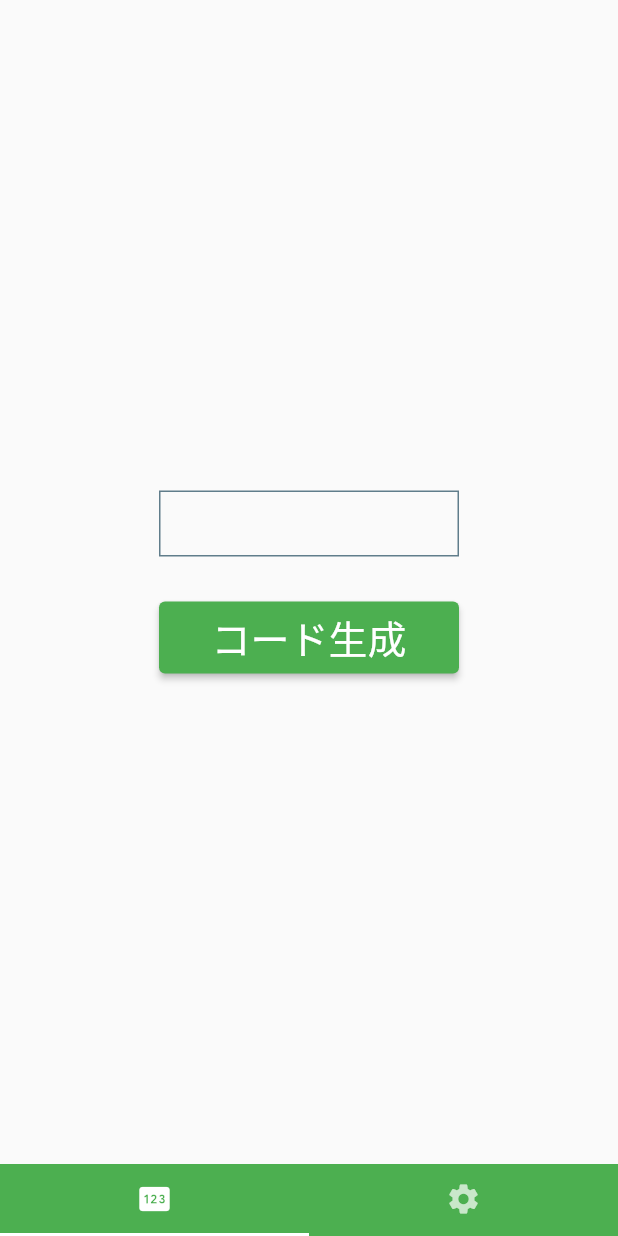
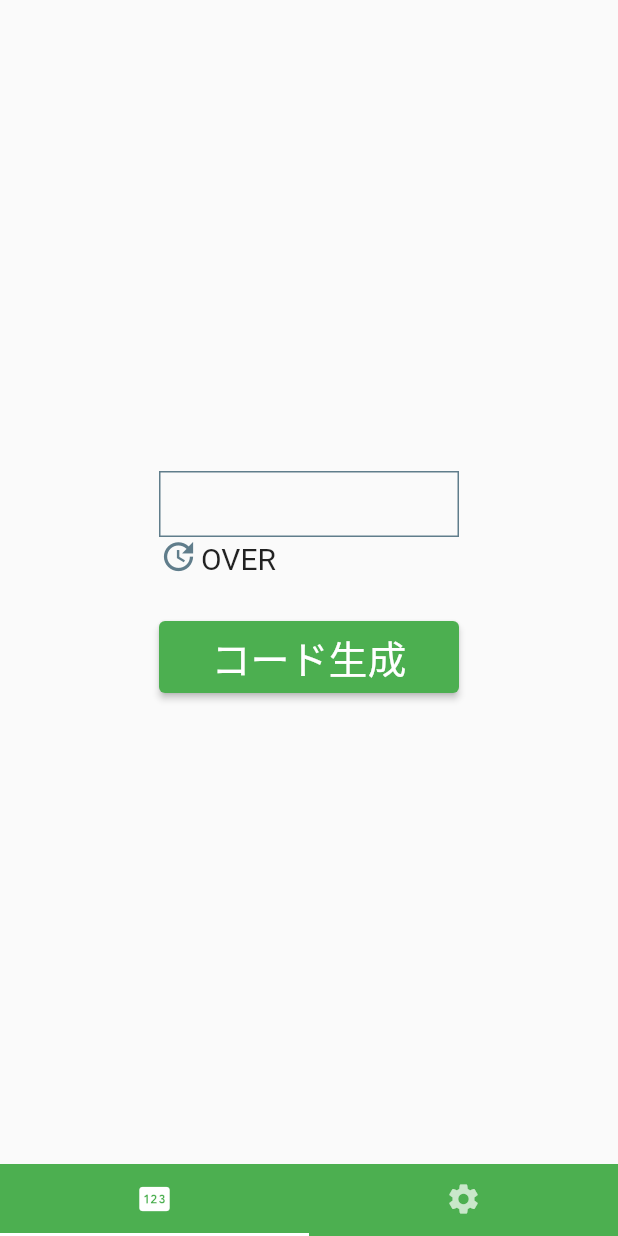
Before and after one commit to kuma0223/TotpGenerator, a Flutter app: the screen it shows after launch, on a phone screen of 412 x 824 dp. Run offline on Flutter 3.47's test engine with Material 2 defaults, Android fonts, the phone set to English and light mode, and no system bars; our stand-ins replace shared_preferences.

Commit message:
Add: パスワード期限カウントの表示追加

```diff
--- a/lib/generate_view.dart
+++ b/lib/generate_view.dart
@@ -1,3 +1,6 @@
+import 'dart:async';
+import 'dart:math';
+
 import 'package:flutter/material.dart';
 import 'package:totp_generator/classes/setting.dart';
 import 'package:totp_generator/classes/totp.dart';
@@ -10,7 +13,36 @@ class GenerateView extends StatefulWidget{
 }
 
 class _GenerateViewState extends State<GenerateView>{
-  var _generatedValue = "";
+  String _generatedValue = "";
+  DateTime? _generatedTime;
+  Timer? _timer;
+  int _limit = 0;
+
+  @override
+  void initState() {
+    super.initState();
+    _timer = Timer.periodic(const Duration(milliseconds: 500), timerTick);
+  }
+
+  @override
+  void dispose() {
+    _timer?.cancel();
+    super.dispose();
+  }
+
+  void timerTick(Timer timer){
+    if(_generatedValue.isEmpty) return;
+    var step = Setting.step;
+    var start = DateTime.fromMillisecondsSinceEpoch(_generatedTime!.millisecondsSinceEpoch ~/ 1000 ~/ step * step * 1000);
+    var span = DateTime.now().difference(start);
+    setState((){
+      _limit = max(Setting.step - span.inSeconds, 0);
+      if(_limit == 0){
+        _generatedValue = "";
+        //_generatedTime = null;
+      }
+    });
+  }
 
   void _generateCode(){
     setState((){
@@ -18,7 +50,9 @@ class _GenerateViewState extends State<GenerateView>{
         key: Setting.key, keyType: Setting.keyType,
         length: Setting.length, step: Setting.step);
       try{
-        _generatedValue = gen.generate(DateTime.now());
+        var now = DateTime.now();
+        _generatedValue = gen.generate(now);
+        _generatedTime = now;
       } catch(e){
         _generatedValue = "------";
       }
@@ -37,6 +71,7 @@ class _GenerateViewState extends State<GenerateView>{
             mainAxisAlignment: MainAxisAlignment.center,
             children: <Widget>[
               _CodeBlock(_generatedValue),
+              _TimeLimit(_limit),
               const SizedBox( height: 30),
               _GenerateButton(onPressed:_generateCode),
             ],
@@ -86,3 +121,22 @@ class _CodeBlock extends StatelessWidget{
     );
   }
 }
+
+class _TimeLimit extends StatelessWidget{
+  final int limit;
+
+  const _TimeLimit(this.limit);
+
+  @override
+  Widget build(BuildContext context) {
+    return Row(
+      mainAxisAlignment: MainAxisAlignment.start,
+      crossAxisAlignment: CrossAxisAlignment.end,
+      children: [
+        const Icon(Icons.update, color: Colors.blueGrey, size: 26),
+        const SizedBox(width: 2),
+        Text(limit>0 ? "${limit}s" : "OVER", textAlign: TextAlign.right, style: const TextStyle(fontSize: 20)),
+      ],
+    );
+  }
+}
```
